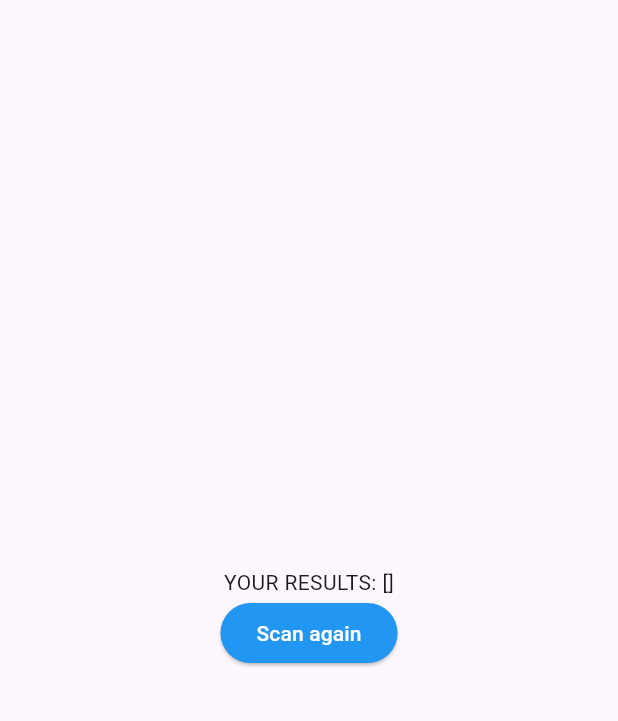
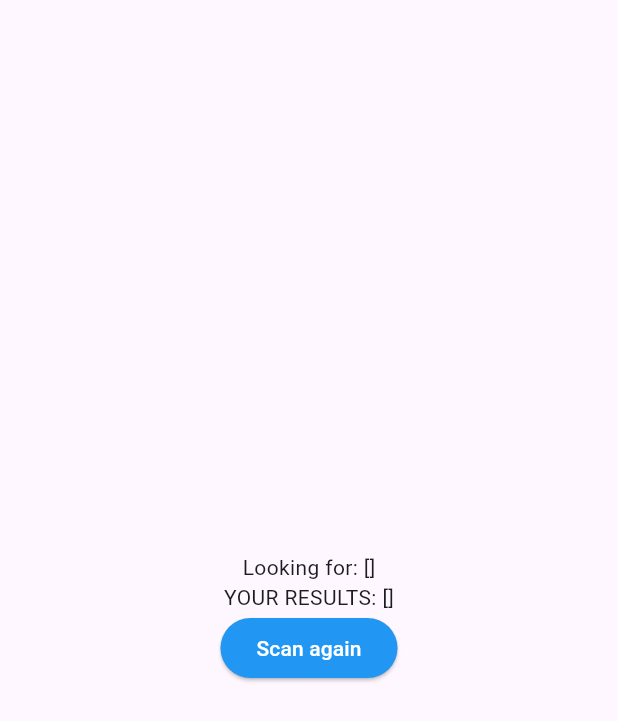
Before and after one commit to DylanBozarth/whats-in-my-food, a Flutter app: the ResultsPage screen opened directly with empty values, on a phone screen of 412 x 824 dp. Shown: the top 721 px of the screen. Run offline on Flutter 3.47's test engine with Material 3 defaults, Android fonts, the phone set to English and light mode, and no system bars; missing offline and left inert: simple_barcode_scanner.

Commit message:
added notes

```diff
--- a/lib/results_page.dart
+++ b/lib/results_page.dart
@@ -5,12 +5,14 @@ import 'package:whatsinmyfood/main.dart';
 class ResultsPage extends StatelessWidget {
   final List<String> passedResults;
   final BuildContext context;
+  final List<String> lookingForThings;
   const ResultsPage({
     Key? key,
     required this.passedResults,
     required this.context,
+    required this.lookingForThings,
   }) : super(key: key);
-
+// take the lookingForThings and create lists for each item, and compare passedResults and populate into those lists
   @override
   Widget build(BuildContext context) {
     return Scaffold(
@@ -18,7 +20,13 @@ class ResultsPage extends StatelessWidget {
           mainAxisAlignment: MainAxisAlignment.center, // for vertical centering
           children: [
             Center(
-          child: Text('YOUR RESULTS: $passedResults'),
+              child: Column(
+                mainAxisAlignment: MainAxisAlignment.center,
+                children: [
+                  Text("Looking for: $lookingForThings"),
+                  Text('YOUR RESULTS: $passedResults'),
+                ],
+              ),
             ),
             Center(
               child: ElevatedButton(
```
Also changed, not shown: lib/api.dart (+4 -17 lines), lib/main.dart (+8 -7 lines), pubspec.lock, 1 other file. Lines whose indentation alone changed are shown as unchanged.
